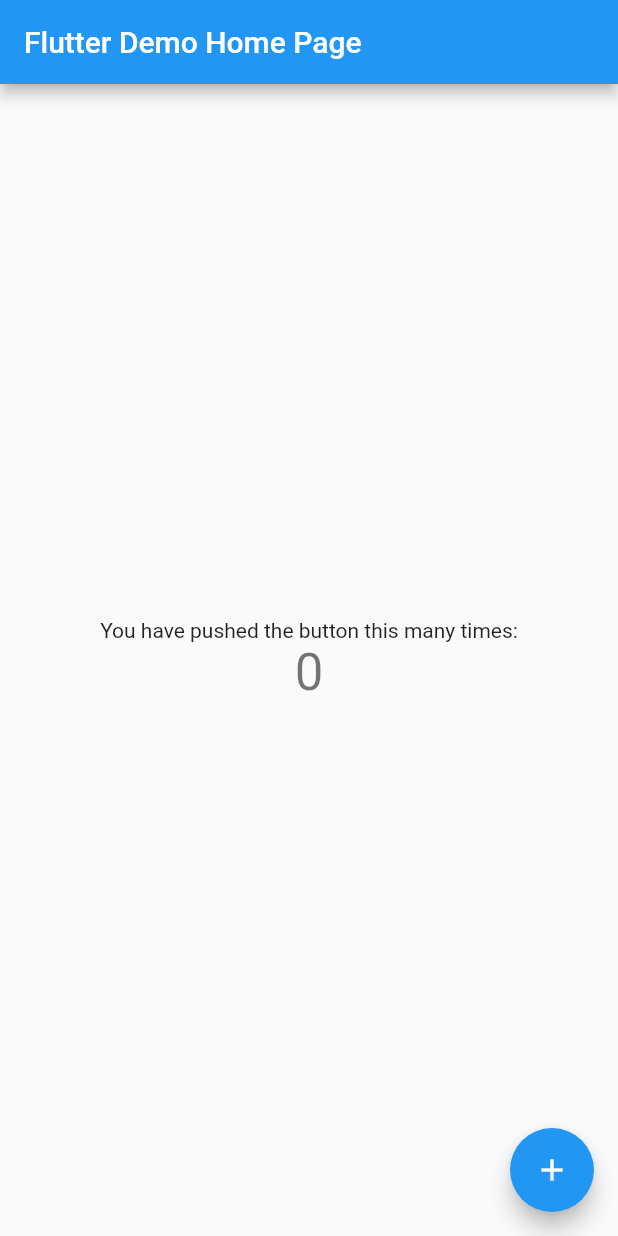
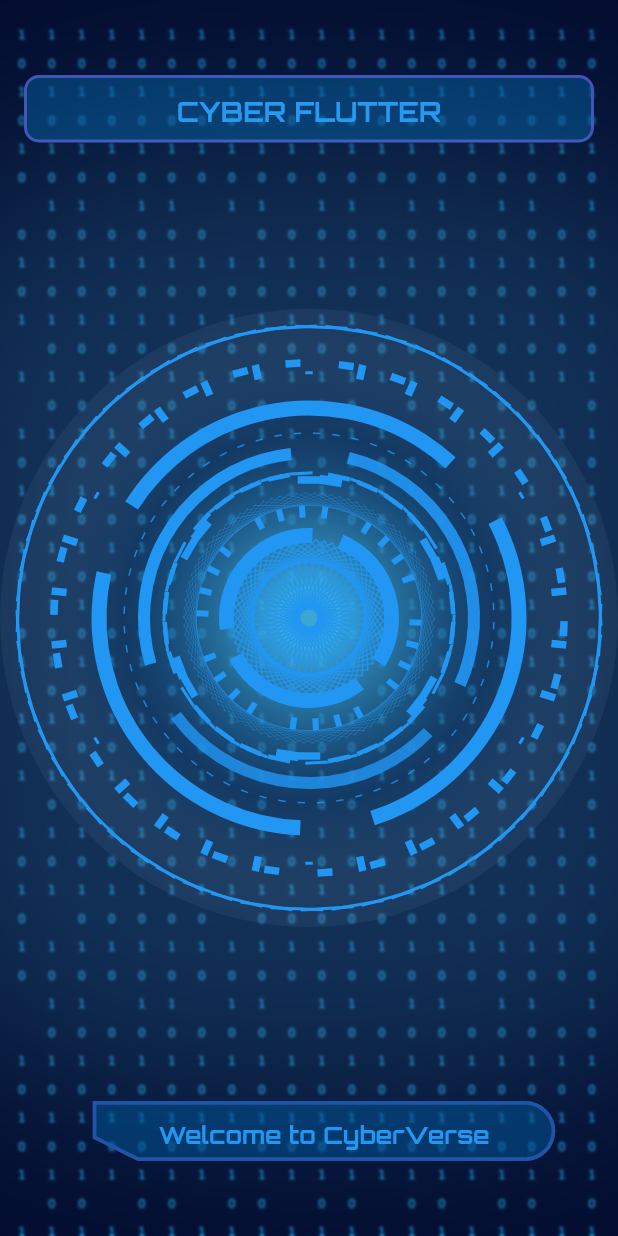
Before and after one commit to TheAlphamerc/flutter_hack20_cyber_theme, a Flutter app: the screen it shows after launch, on a phone screen of 412 x 824 dp. Run offline on Flutter 3.47's test engine with Material 2 defaults, Android fonts, the phone set to English and light mode, and no system bars; our stand-ins replace google_fonts.

Commit message:
assemble all widgets

```diff
--- /dev/null
+++ b/lib/home_body.dart
@@ -0,0 +1,207 @@
+import 'dart:ui';
+
+import 'package:flutter/material.dart';
+import 'package:flutter_hack20_cyber_theme/colors/colors.dart';
+import 'package:flutter_hack20_cyber_theme/painters/arch_painter.dart';
+import 'package:flutter_hack20_cyber_theme/painters/shape_painter.dart';
+import 'package:flutter_hack20_cyber_theme/painters/text_painter.dart';
+import 'package:flutter_hack20_cyber_theme/painters/ticker_painter.dart';
+import 'package:flutter_hack20_cyber_theme/widgets/rotated_widget.dart';
+import 'package:google_fonts/google_fonts.dart';
+
+class ProgressWidget extends StatefulWidget {
+  ProgressWidget({
+    Key key,
+  }) : super(key: key);
+
+  @override
+  _ProgressWidgetState createState() => _ProgressWidgetState();
+}
+
+class _ProgressWidgetState extends State<ProgressWidget>
+    with TickerProviderStateMixin {
+  double progress;
+  Color activeColor;
+  AnimationController _controller;
+  AnimationController _controller1;
+  @override
+  void initState() {
+    activeColor = Colors.blue;
+    _controller = AnimationController(
+        duration: const Duration(seconds: 8),
+        vsync: this,
+        animationBehavior: AnimationBehavior.preserve);
+    _controller1 = AnimationController(
+      duration: const Duration(seconds: 20),
+      vsync: this,
+    );
+
+    _controller.repeat();
+    _controller1.repeat();
+    super.initState();
+  }
+
+  @override
+  void dispose() {
+    _controller.dispose();
+    _controller1.dispose();
+    super.dispose();
+  }
+
+  @override
+  Widget build(BuildContext context) {
+    final mediaQuery = MediaQuery.of(context).size;
+    return Container(
+      alignment: Alignment.center,
+      child: Stack(
+        alignment: Alignment.center,
+        children: <Widget>[
+          Container(
+            height: mediaQuery.height,
+            width: mediaQuery.width,
+            child: CustomPaint(
+              painter: CustomTextPainter(textColor: CyberColors.BLUE_DARK1),
+            ),
+          ),
+          Positioned.fill(
+            child: BackdropFilter(
+              filter: ImageFilter.blur(
+                sigmaX: 1.0,
+                sigmaY: 1.0,
+              ),
+              child: Container(color: Colors.black.withOpacity(0)),
+            ),
+          ),
+          Align(
+            alignment: Alignment.topCenter,
+            child: SafeArea(
+              child: Container(
+                height: 45,
+                margin: EdgeInsets.only(top: 50, left: 16, right: 16),
+                padding: EdgeInsets.only(top:5),
+                width: mediaQuery.width,
+                decoration: BoxDecoration(
+                    color: CyberColors.BLUE_DARK2.withOpacity(.5),
+                    borderRadius: BorderRadius.circular(10),
+                    border: Border.all(color: Colors.indigo,width: 2),),
+                child: Text(
+                  "CYBER FLUTTER",
+                  style: GoogleFonts.orbitron(
+                    textStyle: TextStyle(
+                      color: Colors.blue,
+                      fontSize: 18,
+                      fontWeight: FontWeight.bold,
+                    ),
+                  ),
+                ),
+                alignment: Alignment.center,
+              ),
+            ),
+          ),
+          Container(
+            height: mediaQuery.width,
+            width: mediaQuery.width,
+            decoration: BoxDecoration(
+              borderRadius: BorderRadius.circular(250),
+              gradient: RadialGradient(
+                colors: [
+                  Color(0xff45c4f2).withOpacity(.8),
+                  Color(0xff19609b).withAlpha(50),
+                  Colors.blue[100].withAlpha(15)
+                ],
+                stops: [.1, .6, 1],
+              ),
+              boxShadow: <BoxShadow>[
+                BoxShadow(
+                  blurRadius: 120,
+                  color: CyberColors.BLUE_NORMAL.withAlpha(50),
+                  spreadRadius: 120,
+                  offset: Offset(0, _controller1.value),
+                )
+              ],
+            ),
+          ),
+          RotatedWidget(
+            controller: _controller1,
+            child: Container(
+              height: 150,
+              width: 150,
+              child: CustomPaint(
+                painter: ArcPainer2(
+                  activeColor,
+                  strokeWidth: 10,
+                ),
+              ),
+            ),
+          ),
+          Container(
+            height: 150,
+            width: 150,
+            child: CustomPaint(
+              painter: TickerPainter(
+                activeColor,
+                strokeWidth: 10,
+              ),
+            ),
+          ),
+          RotatedWidget(
+            controller: _controller1,
+            isAntiClockWise: false,
+            child: Container(
+              height: 150,
+              width: 150,
+              child: CustomPaint(
+                painter: AntiArcPainer(
+                  activeColor,
+                  strokeWidth: 8,
+                ),
+              ),
+            ),
+          ),
+          RotatedWidget(
+            controller: _controller,
+            isAntiClockWise: true,
+            child: Container(
+              height: 150,
+              width: 150,
+              child: CustomPaint(
+                painter: ArcPainer(
+                  activeColor,
+                  strokeWidth: 10,
+                ),
+              ),
+            ),
+          ),
+          Align(
+            alignment: Alignment.bottomCenter,
+            child: Container(
+              height: 40,
+              width: mediaQuery.width * .7,
+              margin: EdgeInsets.only(bottom: 50),
+              child: ClipPath(
+                clipper: ClipPainter(),
+                child: CustomPaint(
+                  painter: ShapePainter(ClipPainter()),
+                  child: Container(
+                    padding: EdgeInsets.only(left: 20,top:5),
+                    child: Text(
+                      "Welcome to CyberVerse",
+                      style: GoogleFonts.orbitron(
+                        textStyle: TextStyle(
+                          color: Colors.blue,
+                          fontSize: 16,
+                          fontWeight: FontWeight.bold,
+                        ),
+                      ),
+                    ),
+                    alignment: Alignment.center,
+                  ),
+                ),
+              ),
+            ),
+          )
+        ],
+      ),
+    );
+  }
+}
--- /dev/null
+++ b/lib/home_page.dart
@@ -0,0 +1,27 @@
+import 'package:flutter/cupertino.dart';
+import 'package:flutter/material.dart';
+import 'package:flutter_hack20_cyber_theme/home_body.dart';
+
+class MyHomePage extends StatefulWidget {
+  MyHomePage({Key key, this.title}) : super(key: key);
+  final String title;
+
+  @override
+  _MyHomePageState createState() => _MyHomePageState();
+}
+
+class _MyHomePageState extends State<MyHomePage> {
+  @override
+  Widget build(BuildContext context) {
+    final mediaQuery = MediaQuery.of(context).size;
+    return Scaffold(
+      backgroundColor: Color(0xff020c2f),
+      body: Container(
+        height: mediaQuery.height,
+        width: mediaQuery.width,
+        alignment: Alignment.center,
+        child: ProgressWidget(),
+      ),
+    );
+  }
+}
--- a/lib/main.dart
+++ b/lib/main.dart
@@ -1,117 +1,18 @@
 import 'package:flutter/material.dart';
+import 'package:flutter_hack20_cyber_theme/home_page.dart';
 
 void main() {
   runApp(MyApp());
 }
 
 class MyApp extends StatelessWidget {
-  // This widget is the root of your application.
   @override
   Widget build(BuildContext context) {
     return MaterialApp(
-      title: 'Flutter Demo',
-      theme: ThemeData(
-        // This is the theme of your application.
-        //
-        // Try running your application with "flutter run". You'll see the
-        // application has a blue toolbar. Then, without quitting the app, try
-        // changing the primarySwatch below to Colors.green and then invoke
-        // "hot reload" (press "r" in the console where you ran "flutter run",
-        // or simply save your changes to "hot reload" in a Flutter IDE).
-        // Notice that the counter didn't reset back to zero; the application
-        // is not restarted.
-        primarySwatch: Colors.blue,
-        // This makes the visual density adapt to the platform that you run
-        // the app on. For desktop platforms, the controls will be smaller and
-        // closer together (more dense) than on mobile platforms.
-        visualDensity: VisualDensity.adaptivePlatformDensity,
-      ),
-      home: MyHomePage(title: 'Flutter Demo Home Page'),
+      title: 'CyberVerse',
+      theme: ThemeData.dark().copyWith(brightness: Brightness.dark),
+      home: MyHomePage(title: 'Hack 29 Cyber theme'),
+      debugShowCheckedModeBanner: false,
     );
   }
 }
-
-class MyHomePage extends StatefulWidget {
-  MyHomePage({Key key, this.title}) : super(key: key);
-
-  // This widget is the home page of your application. It is stateful, meaning
-  // that it has a State object (defined below) that contains fields that affect
-  // how it looks.
-
-  // This class is the configuration for the state. It holds the values (in this
-  // case the title) provided by the parent (in this case the App widget) and
-  // used by the build method of the State. Fields in a Widget subclass are
-  // always marked "final".
-
-  final String title;
-
-  @override
-  _MyHomePageState createState() => _MyHomePageState();
-}
-
-class _MyHomePageState extends State<MyHomePage> {
-  int _counter = 0;
-
-  void _incrementCounter() {
-    setState(() {
-      // This call to setState tells the Flutter framework that something has
-      // changed in this State, which causes it to rerun the build method below
-      // so that the display can reflect the updated values. If we changed
-      // _counter without calling setState(), then the build method would not be
-      // called again, and so nothing would appear to happen.
-      _counter++;
-    });
-  }
-
-  @override
-  Widget build(BuildContext context) {
-    // This method is rerun every time setState is called, for instance as done
-    // by the _incrementCounter method above.
-    //
-    // The Flutter framework has been optimized to make rerunning build methods
-    // fast, so that you can just rebuild anything that needs updating rather
-    // than having to individually change instances of widgets.
-    return Scaffold(
-      appBar: AppBar(
-        // Here we take the value from the MyHomePage object that was created by
-        // the App.build method, and use it to set our appbar title.
-        title: Text(widget.title),
-      ),
-      body: Center(
-        // Center is a layout widget. It takes a single child and positions it
-        // in the middle of the parent.
-        child: Column(
-          // Column is also a layout widget. It takes a list of children and
-          // arranges them vertically. By default, it sizes itself to fit its
-          // children horizontally, and tries to be as tall as its parent.
-          //
-          // Invoke "debug painting" (press "p" in the console, choose the
-          // "Toggle Debug Paint" action from the Flutter Inspector in Android
-          // Studio, or the "Toggle Debug Paint" command in Visual Studio Code)
-          // to see the wireframe for each widget.
-          //
-          // Column has various properties to control how it sizes itself and
-          // how it positions its children. Here we use mainAxisAlignment to
-          // center the children vertically; the main axis here is the vertical
-          // axis because Columns are vertical (the cross axis would be
-          // horizontal).
-          mainAxisAlignment: MainAxisAlignment.center,
-          children: <Widget>[
-            Text(
-              'You have pushed the button this many times:',
-            ),
-            Text(
-              '$_counter',
-              style: Theme.of(context).textTheme.headline4,
-            ),
-          ],
-        ),
-      ),
-      floatingActionButton: FloatingActionButton(
-        onPressed: _incrementCounter,
-        tooltip: 'Increment',
-        child: Icon(Icons.add),
-      ), // This trailing comma makes auto-formatting nicer for build methods.
-    );
-  }
-}
--- a/pubspec.yaml
+++ b/pubspec.yaml
@@ -28,6 +28,7 @@ dependencies:
   # The following adds the Cupertino Icons font to your application.
   # Use with the CupertinoIcons class for iOS style icons.
   cupertino_icons: ^0.1.3
+  google_fonts: ^1.1.0
 
 dev_dependencies:
   flutter_test:
```
Also changed, not shown: pubspec.lock, 3 other files.
